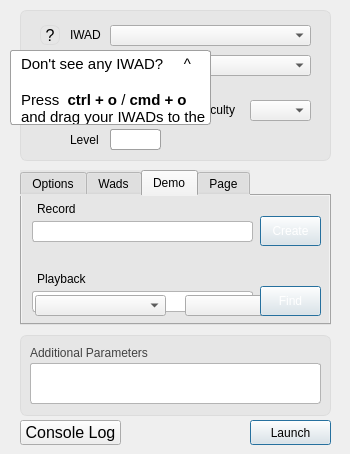
First picture: the form in dsda-launcher/mainwindow.ui, repository Pedro-Beirao/dsda-launcher, before the edit.
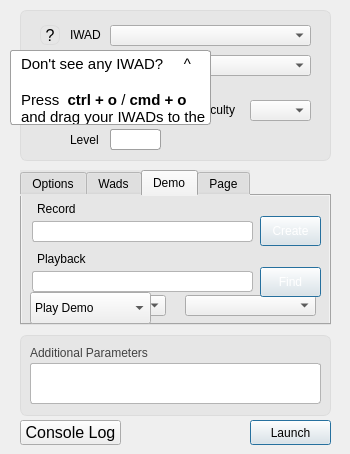
Second picture: the form after the edit. Icons and pictures are not drawn.

Commit message: fixes to the demo feature

Patch:
```diff
--- a/dsda-launcher/mainwindow.ui
+++ b/dsda-launcher/mainwindow.ui
@@ -693,7 +693,7 @@
       <property name="geometry">
        <rect>
         <x>10</x>
-        <y>95</y>
+        <y>75</y>
         <width>221</width>
         <height>21</height>
        </rect>
@@ -711,7 +711,7 @@
       <property name="geometry">
        <rect>
         <x>15</x>
-        <y>75</y>
+        <y>55</y>
         <width>91</width>
         <height>16</height>
        </rect>
@@ -920,7 +920,7 @@
     <property name="geometry">
      <rect>
       <x>260</x>
-      <y>286</y>
+      <y>267</y>
       <width>61</width>
       <height>30</height>
      </rect>
@@ -936,6 +936,31 @@
      <bool>true</bool>
     </property>
    </widget>
+   <widget class="QComboBox" name="demoPlayOptions">
+    <property name="geometry">
+     <rect>
+      <x>30</x>
+      <y>292</y>
+      <width>121</width>
+      <height>32</height>
+     </rect>
+    </property>
+    <item>
+     <property name="text">
+      <string>Play Demo</string>
+     </property>
+    </item>
+    <item>
+     <property name="text">
+      <string>Fast Demo</string>
+     </property>
+    </item>
+    <item>
+     <property name="text">
+      <string>Time Demo</string>
+     </property>
+    </item>
+   </widget>
    <zorder>frame_4</zorder>
    <zorder>frame</zorder>
    <zorder>LaunchGameButton</zorder>
@@ -958,6 +983,7 @@
    <zorder>comboBox</zorder>
    <zorder>pushButton_2</zorder>
    <zorder>pushButton_3</zorder>
+   <zorder>demoPlayOptions</zorder>
   </widget>
   <widget class="QMenuBar" name="menubar">
    <property name="geometry">
```
The commit also changes 2 other files.
